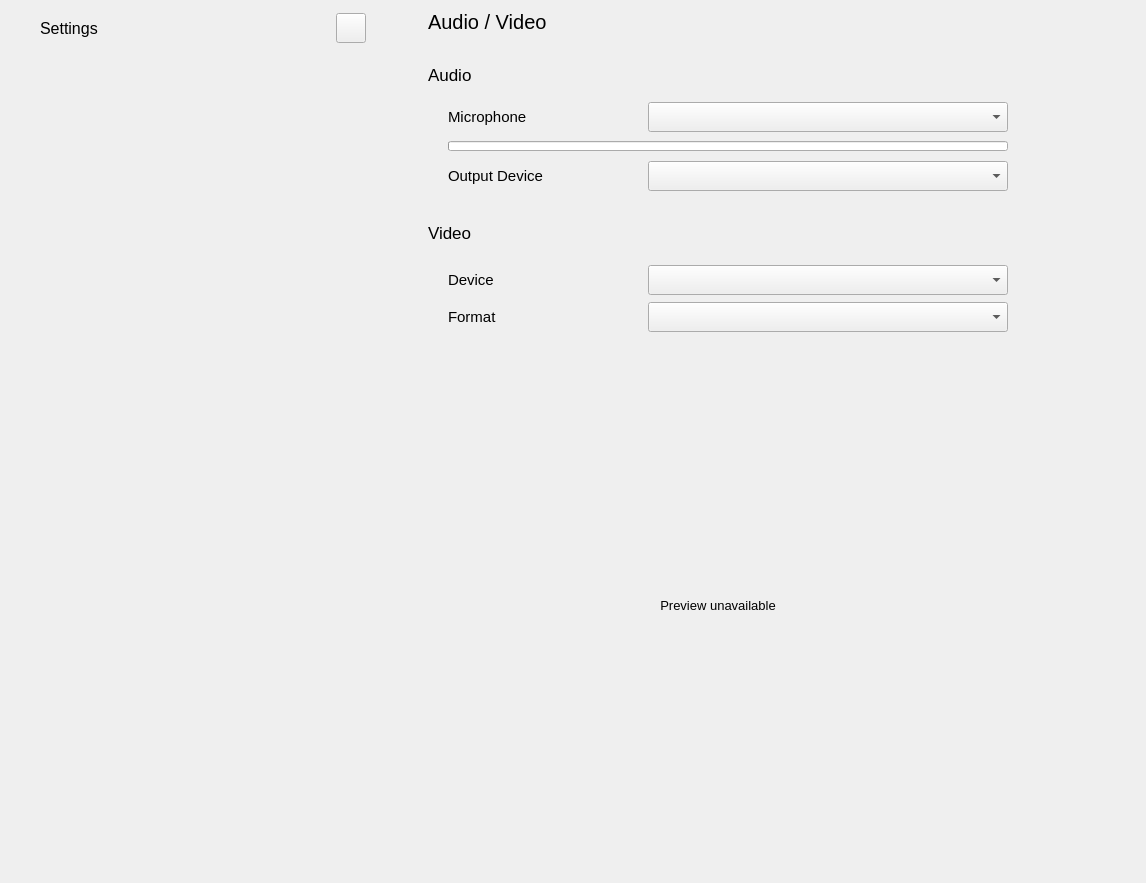
This is src/settingswidget.ui in savoirfairelinux/jami-client-windows as Qt 5 draws it before an edit. The edited form follows.
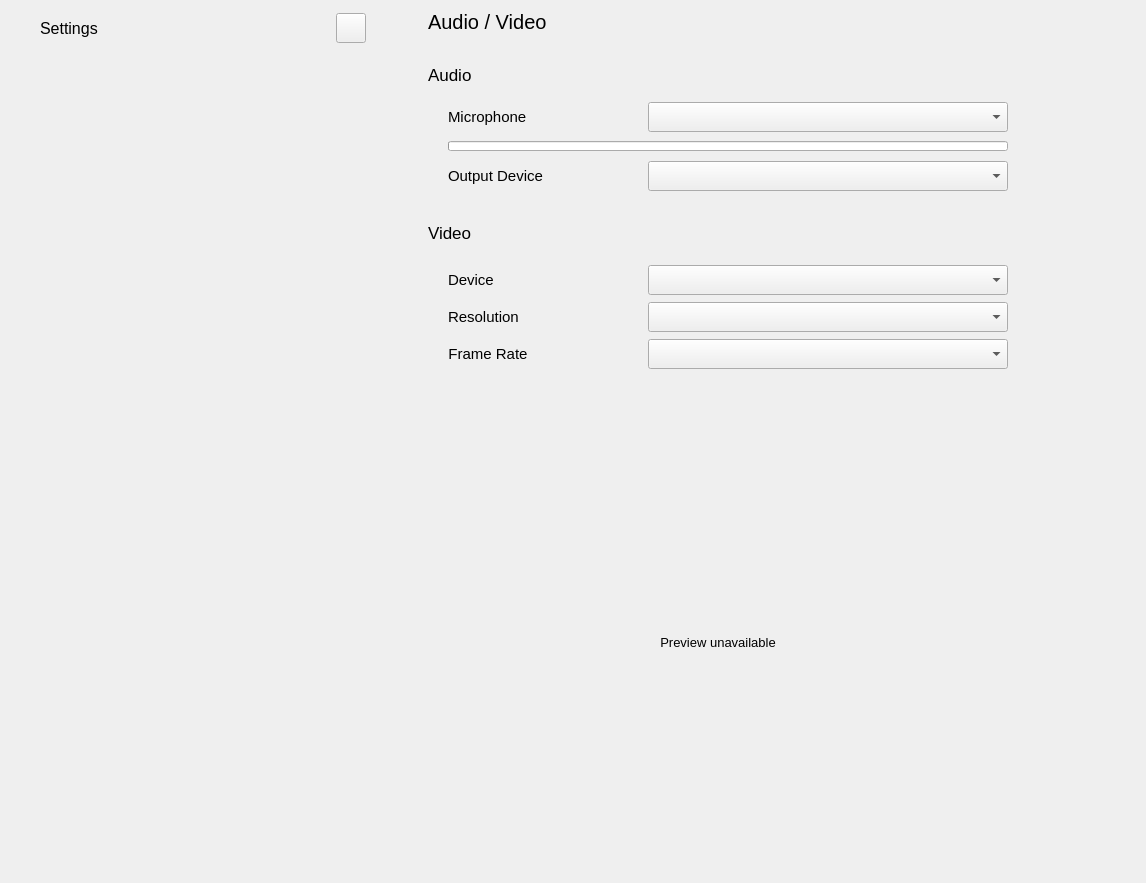
This is the edited form. Icons and pictures are not drawn. Custom widgets are drawn as their Qt base class.

Commit message: settingswidget: divide video format combo box into fps and resolution combox box

Patch:
```diff
--- a/src/settingswidget.ui
+++ b/src/settingswidget.ui
@@ -4019,7 +4019,7 @@
                               </font>
                              </property>
                              <property name="text">
-                              <string>Format</string>
+                              <string>Resolution</string>
                              </property>
                             </widget>
                            </item>
@@ -4037,7 +4037,69 @@
                             </spacer>
                            </item>
                            <item>
-                            <widget class="QComboBox" name="formatBox">
+                            <widget class="QComboBox" name="resolutionComboBox">
+                             <property name="sizePolicy">
+                              <sizepolicy hsizetype="MinimumExpanding" vsizetype="Fixed">
+                               <horstretch>0</horstretch>
+                               <verstretch>0</verstretch>
+                              </sizepolicy>
+                             </property>
+                             <property name="minimumSize">
+                              <size>
+                               <width>360</width>
+                               <height>30</height>
+                              </size>
+                             </property>
+                             <property name="maximumSize">
+                              <size>
+                               <width>360</width>
+                               <height>16777215</height>
+                              </size>
+                             </property>
+                             <property name="font">
+                              <font>
+                               <pointsize>10</pointsize>
+                              </font>
+                             </property>
+                             <property name="toolTip">
+                              <string>Video device resolution selector</string>
+                             </property>
+                            </widget>
+                           </item>
+                          </layout>
+                         </item>
+                         <item>
+                          <layout class="QHBoxLayout" name="horizontalLayout_23">
+                           <item>
+                            <widget class="QLabel" name="labelVideoFPS">
+                             <property name="font">
+                              <font>
+                               <pointsize>11</pointsize>
+                              </font>
+                             </property>
+                             <property name="text">
+                              <string>Frame Rate</string>
+                             </property>
+                             <property name="alignment">
+                              <set>Qt::AlignCenter</set>
+                             </property>
+                            </widget>
+                           </item>
+                           <item>
+                            <spacer name="horizontalSpacer_29">
+                             <property name="orientation">
+                              <enum>Qt::Horizontal</enum>
+                             </property>
+                             <property name="sizeHint" stdset="0">
+                              <size>
+                               <width>40</width>
+                               <height>20</height>
+                              </size>
+                             </property>
+                            </spacer>
+                           </item>
+                           <item>
+                            <widget class="QComboBox" name="fpsComboBox">
                              <property name="sizePolicy">
                               <sizepolicy hsizetype="MinimumExpanding" vsizetype="Fixed">
                                <horstretch>0</horstretch>
```
Left out of the diff: 17 changed lines with no effect on the pictures. The commit also changes 2 other files.
